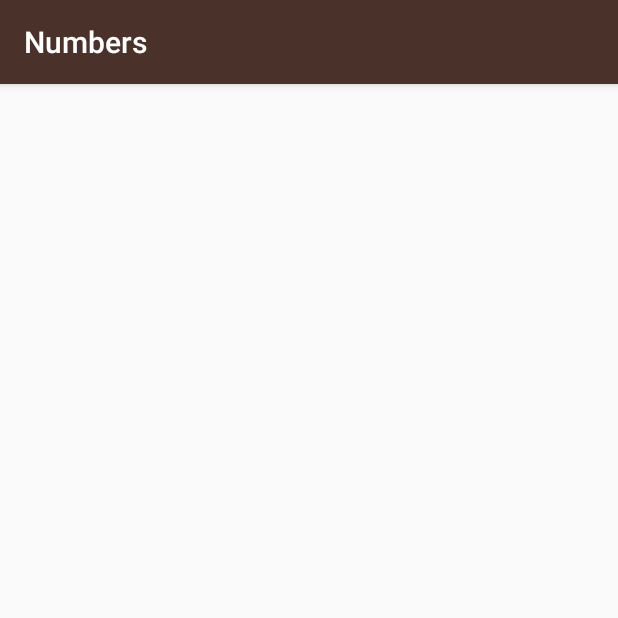
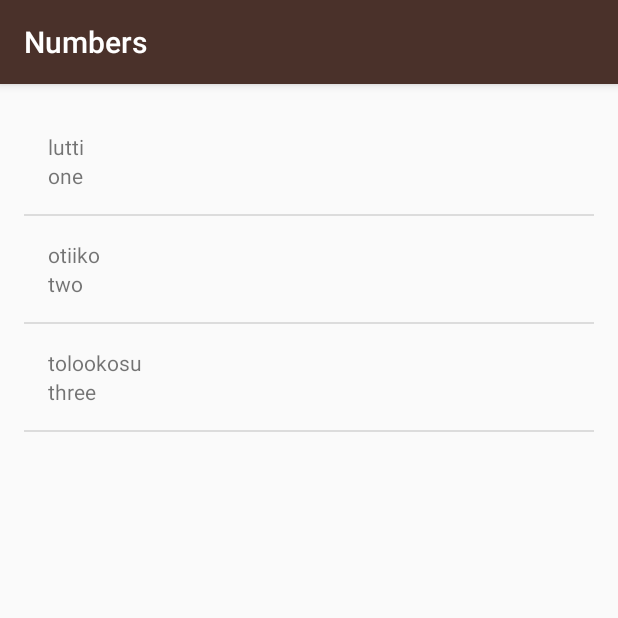
Before and after one commit to wire2coder/android_mikow, an Android app: the NumbersActivity screen opened directly, with no data from a screen before it, on a phone screen of 412 x 824 dp, the top half of it. Run offline under Robolectric (Android 15) with nearby library versions, the phone set to English and light mode, and no system bars.

Commit message:
program works, added Word.java, WordAdapter.java, list_item.xml at video number 30

```diff
--- a/app/src/main/java/com/example/android/miwok/NumbersActivity.java
+++ b/app/src/main/java/com/example/android/miwok/NumbersActivity.java
@@ -10,6 +10,7 @@ import android.widget.TextView;
 
 import org.w3c.dom.Text;
 
+import java.lang.reflect.Array;
 import java.util.ArrayList;
 
 public class NumbersActivity extends AppCompatActivity {
@@ -17,27 +18,28 @@ public class NumbersActivity extends AppCompatActivity {
     @Override
     protected void onCreate(Bundle savedInstanceState) {
         super.onCreate(savedInstanceState);
+        // activity_numbers.xml
         setContentView(R.layout.activity_numbers);
 
 //        ArrayList<String> words = new ArrayList<String>();
-
-        // Array
-        ArrayList<Word> words = new ArrayList<Word>();
+        ArrayList<Word> alist1 = new ArrayList<Word>();
 
         // make a new word object
         Word word1 = new Word("one", "lutti");
+
         // put word1 object into array words
-        words.add(word1);
-        words.add(new Word("two", "otiiko")) ;
-        words.add(new Word("three", "tolookosu"));
+        alist1.add(word1);
+        alist1.add(new Word("two", "otiiko")) ;
+        alist1.add(new Word("three", "tolookosu"));
 
 
-        // make ArrayAdapter (data type)
+        // make ArrayAdapter <data type>
 //        ArrayAdapter<String> itemsAdapter = new ArrayAdapter<String>(this, android.R.layout.simple_list_item_1, words);
 //        ArrayAdapter<Word> itemsAdapter = new ArrayAdapter<Word>(this, R.layout.list_item, words);
+        WordAdapter adapter = new WordAdapter(this, alist1);
 
         // make a new ArrayAdapter, (context, data source)
-        WordAdapter adapter = new WordAdapter(this, words);
+//        WordAdapter adapter = new WordAdapter(this, words);
 
         // reference ListView in XML
         ListView listView = (ListView) findViewById(R.id.list);
--- a/app/src/main/java/com/example/android/miwok/Word.java
+++ b/app/src/main/java/com/example/android/miwok/Word.java
@@ -3,22 +3,21 @@ package com.example.android.miwok;
 
 public class Word {
 
-    private String mDefaultTranslation;
+    // 2 private states(variables)
+    private String mDeafultTranslation;
     private String mMiwokTranslation;
 
     // constructor
-    public Word(String defaultTranslation, String miworkTranslation) {
-        mDefaultTranslation = defaultTranslation;
-        mMiwokTranslation = miworkTranslation;
+    public Word(String defaultTranslation, String miwokTranslation) {
+        mDeafultTranslation = defaultTranslation;
+        mMiwokTranslation = miwokTranslation;
     }
 
-    // get deafault translation of the word
-    public String getDefaultTranslation() {
-        return mDefaultTranslation;
+    public String getmDeafultTranslation() {
+        return mDeafultTranslation;
     }
 
-    // get Miwok translation of the word
-    public String getMiwokTranslation() {
+    public String getmMiwokTranslation() {
         return mMiwokTranslation;
     }
 
--- a/app/src/main/java/com/example/android/miwok/WordAdapter.java
+++ b/app/src/main/java/com/example/android/miwok/WordAdapter.java
@@ -1,18 +1,48 @@
 package com.example.android.miwok;
 
 
-import android.support.annotation.NonNull;
-import android.support.annotation.Nullable;
-import android.view.View;
+import android.content.Context;
+import android.view.LayoutInflater;
 import android.view.ViewGroup;
 import android.widget.ArrayAdapter;
+import android.view.View;
+import android.widget.TextView;
+
+import java.util.ArrayList;
 
 public class WordAdapter extends ArrayAdapter<Word> {
 
+    // constructor
+    public WordAdapter (Context context, ArrayList<Word> words) {
+        super(context, 0, words);
+    }
 
-    // TODO
     @Override
-    public View getView(int position, @Nullable View convertView, @NonNull ViewGroup parent) {
-        return super.getView(position, convertView, parent);
+    public View getView(int position, View convertView, ViewGroup parent) {
+
+        // Check if an existing view is being reused, otherwise inflate the view
+        View listItemView = convertView;
+
+        if (listItemView == null) {
+            listItemView = LayoutInflater.from(getContext()).inflate(
+                    R.layout.list_item, parent, false);
+        }
+
+        // Get the {@link Word} object located at this position in the list
+        Word currentWord = getItem(position);
+
+
+        // Find the TextView in the list_item.xml layout with the ID miwok_text_view.
+        TextView miwok_text_view = (TextView) listItemView.findViewById(R.id.miwok_text_view);
+        // Get the Miwok translation from the currentWord object and set this text on
+        // the Miwok TextView.
+        miwok_text_view.setText( currentWord.getmMiwokTranslation() );
+
+        TextView default_text_view = (TextView) listItemView.findViewById(R.id.default_text_view);
+        default_text_view.setText( currentWord.getmDeafultTranslation() );
+
+
+        return listItemView;
     }
-}
+
+} // class
--- a/app/src/main/res/layout/activity_numbers.xml
+++ b/app/src/main/res/layout/activity_numbers.xml
@@ -1,15 +1,14 @@
 <?xml version="1.0" encoding="utf-8"?>
 
-<GridView xmlns:android="http://schemas.android.com/apk/res/android"
+<ListView xmlns:android="http://schemas.android.com/apk/res/android"
 
-    android:id="@+id/gridview"
+    android:id="@+id/list"
+    android:orientation="vertical"
     android:layout_width="match_parent"
     android:layout_height="match_parent"
 
-    android:columnWidth="90dp"
-    android:numColumns="auto_fit"
-    android:verticalSpacing="10dp"
-    android:horizontalSpacing="10dp"
-    android:stretchMode="columnWidth"
-    android:gravity="center"
+    android:paddingBottom="@dimen/activity_vertical_margin"
+    android:paddingLeft="@dimen/activity_horizontal_margin"
+    android:paddingRight="@dimen/activity_horizontal_margin"
+    android:paddingTop="@dimen/activity_vertical_margin"
     />
```
